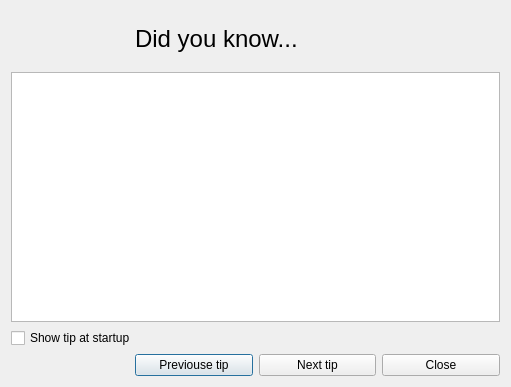
Before: the Qt Designer form Editor/main_window/tip_of_day/tip_of_day.ui in WohlSoft/Moondust-Project, drawn with Qt 5.
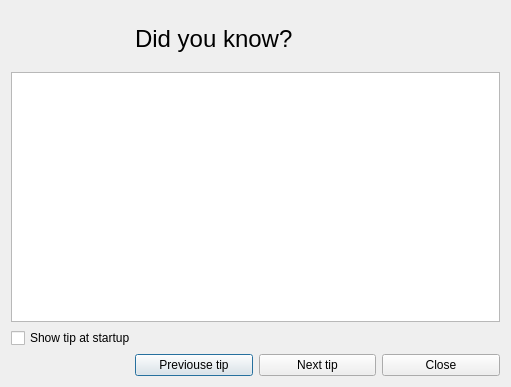
After: the same form once the commit is applied. Icons and pictures are not drawn.

The edit to the form file:
```diff
--- a/Editor/main_window/tip_of_day/tip_of_day.ui
+++ b/Editor/main_window/tip_of_day/tip_of_day.ui
@@ -48,7 +48,7 @@
       </font>
      </property>
      <property name="text">
-      <string>Did you know...</string>
+      <string>Did you know?</string>
      </property>
     </widget>
    </item>
```
